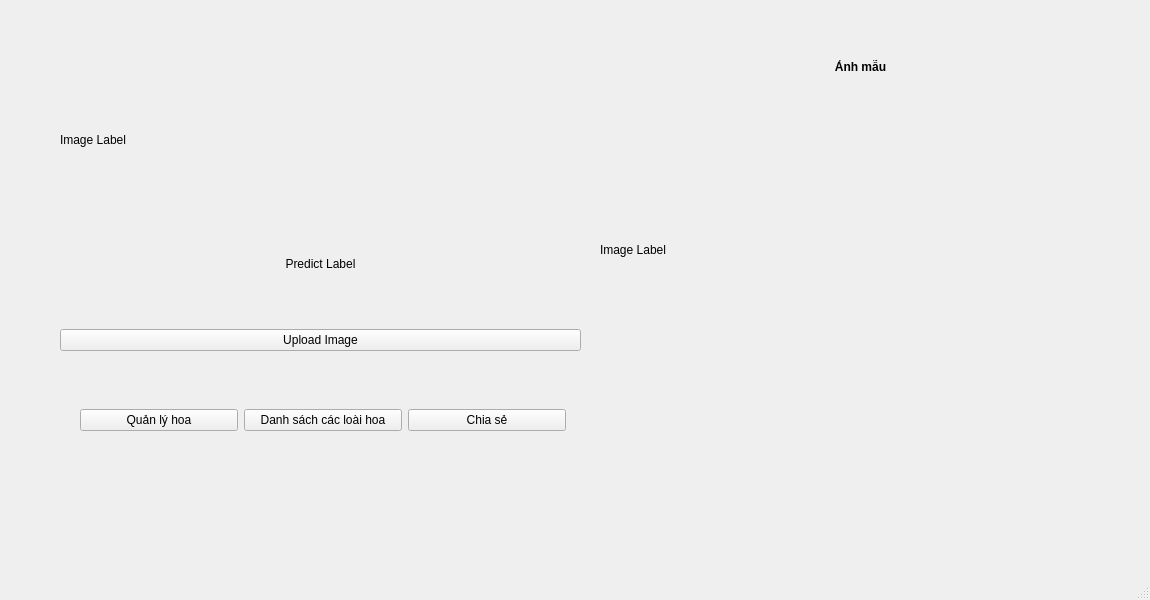
This is form.ui in HuyLuong2002/Flower-Identification as Qt 5 draws it before an edit. The edited form follows.
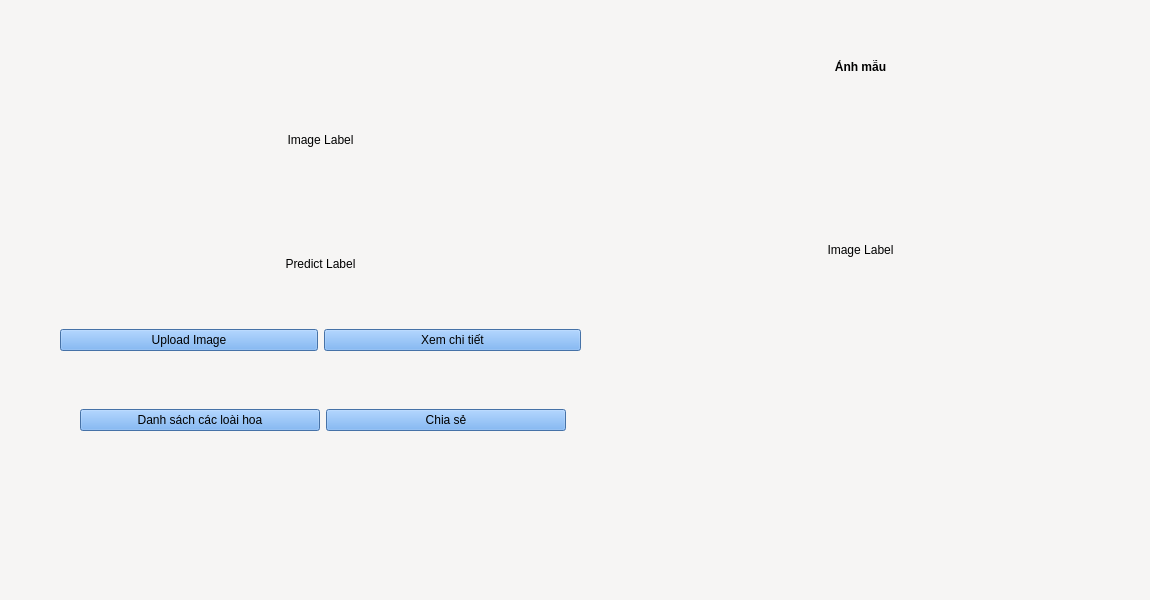
This is the edited form.

```diff
--- a/form.ui
+++ b/form.ui
@@ -13,6 +13,9 @@
   <property name="windowTitle">
    <string>Phần mềm nhận diện hoa</string>
   </property>
+  <property name="styleSheet">
+   <string notr="true">background-color: rgb(246, 245, 244);</string>
+  </property>
   <widget class="QWidget" name="centralwidget">
    <widget class="QWidget" name="verticalLayoutWidget">
     <property name="geometry">
@@ -24,23 +27,6 @@
      </rect>
     </property>
     <layout class="QGridLayout" name="gridLayout_2">
-     <item row="2" column="0">
-      <widget class="QPushButton" name="browse_button">
-       <property name="text">
-        <string>Upload Image</string>
-       </property>
-      </widget>
-     </item>
-     <item row="0" column="0">
-      <widget class="QLabel" name="img_label">
-       <property name="text">
-        <string>Image Label</string>
-       </property>
-       <property name="scaledContents">
-        <bool>true</bool>
-       </property>
-      </widget>
-     </item>
      <item row="1" column="0">
       <widget class="QLabel" name="predict_label">
        <property name="text">
@@ -51,6 +37,46 @@
        </property>
       </widget>
      </item>
+     <item row="0" column="0">
+      <widget class="QLabel" name="img_label">
+       <property name="styleSheet">
+        <string notr="true"/>
+       </property>
+       <property name="text">
+        <string>Image Label</string>
+       </property>
+       <property name="scaledContents">
+        <bool>true</bool>
+       </property>
+       <property name="alignment">
+        <set>Qt::AlignCenter</set>
+       </property>
+      </widget>
+     </item>
+     <item row="2" column="0">
+      <layout class="QGridLayout" name="gridLayout_4">
+       <item row="0" column="0">
+        <widget class="QPushButton" name="browse_button">
+         <property name="styleSheet">
+          <string notr="true">background-color: rgb(98, 160, 234);</string>
+         </property>
+         <property name="text">
+          <string>Upload Image</string>
+         </property>
+        </widget>
+       </item>
+       <item row="0" column="1">
+        <widget class="QPushButton" name="btn_viewdetail">
+         <property name="styleSheet">
+          <string notr="true">background-color: rgb(98, 160, 234);</string>
+         </property>
+         <property name="text">
+          <string>Xem chi tiết</string>
+         </property>
+        </widget>
+       </item>
+      </layout>
+     </item>
     </layout>
    </widget>
    <widget class="QWidget" name="gridLayoutWidget">
@@ -64,23 +90,22 @@
     </property>
     <layout class="QGridLayout" name="gridLayout">
      <item row="0" column="1">
-      <widget class="QPushButton" name="btn_list_flower">
-       <property name="text">
-        <string>Danh sách các loài hoa</string>
-       </property>
-      </widget>
-     </item>
-     <item row="0" column="2">
       <widget class="QPushButton" name="btn_share">
+       <property name="styleSheet">
+        <string notr="true">background-color: rgb(98, 160, 234);</string>
+       </property>
        <property name="text">
         <string>Chia sẻ</string>
        </property>
       </widget>
      </item>
      <item row="0" column="0">
-      <widget class="QPushButton" name="pushButton">
+      <widget class="QPushButton" name="btn_list_flower">
+       <property name="styleSheet">
+        <string notr="true">background-color: rgb(98, 160, 234);</string>
+       </property>
        <property name="text">
-        <string>Quản lý hoa</string>
+        <string>Danh sách các loài hoa</string>
        </property>
       </widget>
      </item>
@@ -125,12 +150,18 @@
      </item>
      <item row="1" column="0">
       <widget class="QLabel" name="model_label">
+       <property name="autoFillBackground">
+        <bool>false</bool>
+       </property>
        <property name="text">
         <string>Image Label</string>
        </property>
        <property name="scaledContents">
         <bool>true</bool>
        </property>
+       <property name="alignment">
+        <set>Qt::AlignCenter</set>
+       </property>
       </widget>
      </item>
     </layout>
```
Left out of the diff: 3 changed lines with no effect on the pictures.
